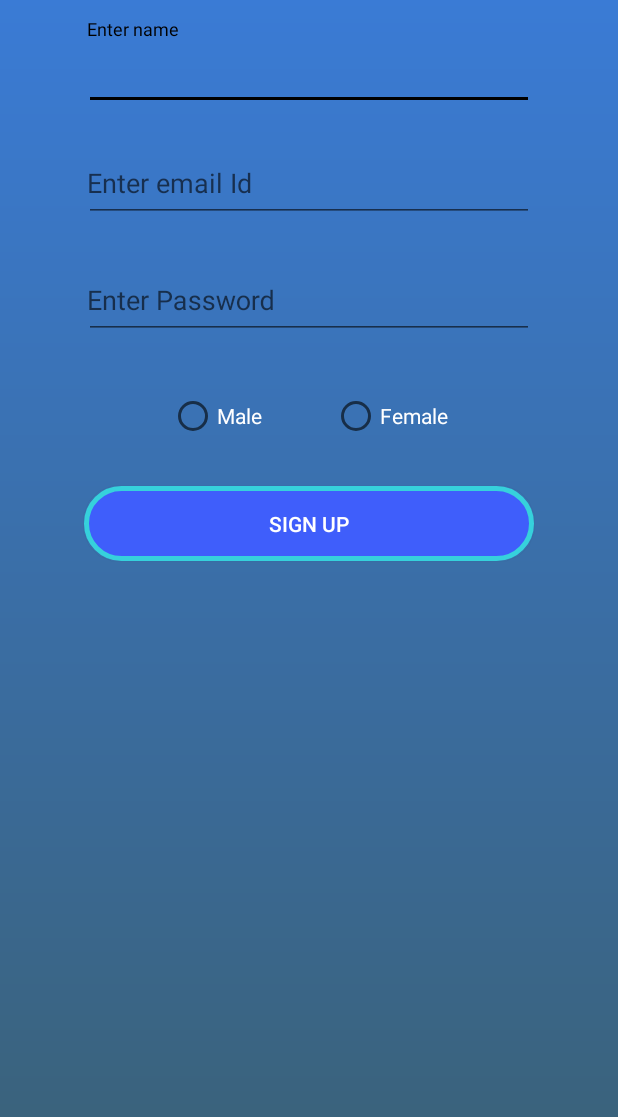
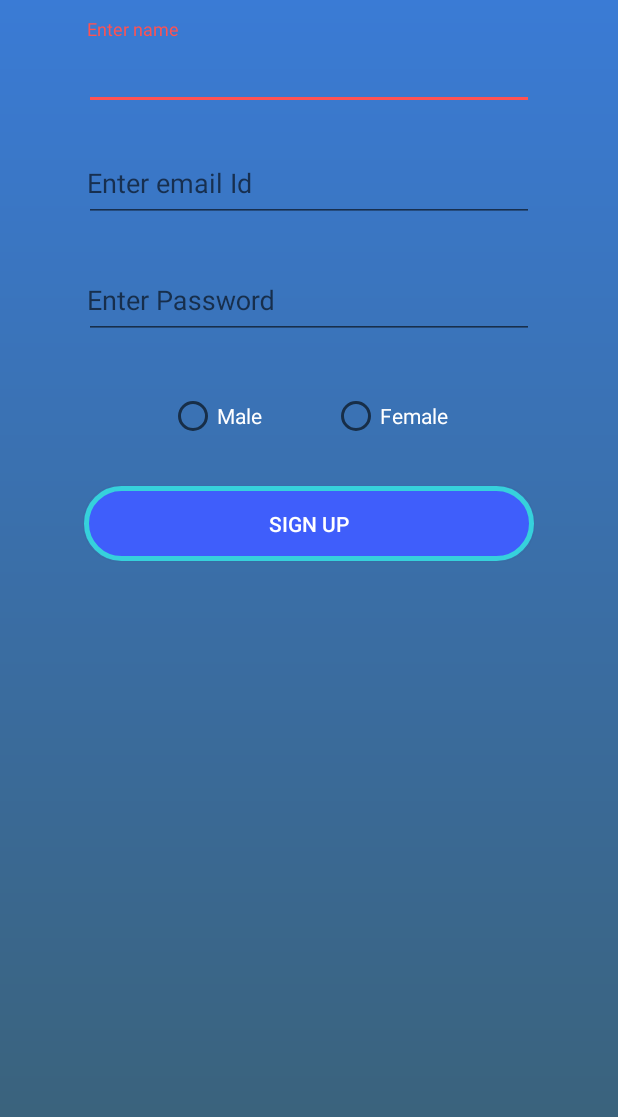
Before and after one commit to HUNTERWA/Astute15, an Android app: the SignUp screen opened directly, with no data from a screen before it, after a tap on "SIGN UP", on a phone screen of 412 x 824 dp. Shown: the top 1117 px of the screen. Run offline under Robolectric (Android 15) with nearby library versions, the phone set to English and light mode, and no system bars; our stand-ins replace Volley.

```diff
--- a/app/build.gradle
+++ b/app/build.gradle
@@ -6,8 +6,8 @@ android {
         applicationId "com.ats.rohit.astutes"
         minSdkVersion 21
         targetSdkVersion 27
-        versionCode 4
-        versionName "1.3"
+        versionCode 6
+        versionName "1.5"
         testInstrumentationRunner "android.support.test.runner.AndroidJUnitRunner"
     }
     buildTypes {
@@ -47,6 +47,7 @@ android {
 dependencies {
     implementation fileTree(dir: 'libs', include: ['*.jar'])
     implementation 'com.android.support:appcompat-v7:27.1.1'
+    //implementation 'com.android.support:design:27.1.1'
     implementation 'com.android.support.constraint:constraint-layout:1.1.0'
     testImplementation 'junit:junit:4.12'
     androidTestImplementation 'com.android.support.test:runner:1.0.2'
--- a/app/src/main/java/com/ats/rohit/astutes/SignUp.java
+++ b/app/src/main/java/com/ats/rohit/astutes/SignUp.java
@@ -34,7 +34,8 @@ public class SignUp extends AppCompatActivity
     EditText name,passowrd,email;
     Button button;
     RadioGroup radioGroup;
-    RadioButton radioButton;
+    RadioButton radioButtonMale;
+    RadioButton radioButtonFemale;
 
     @RequiresApi(api = Build.VERSION_CODES.M)
     @Override
@@ -48,15 +49,18 @@ public class SignUp extends AppCompatActivity
         email=findViewById(R.id.email);
         radioGroup=findViewById(R.id.radioGroup);
         button=findViewById(R.id.signUp);
+        radioButtonMale=findViewById(R.id.male);
+        radioButtonFemale=findViewById(R.id.female);
 
         button.setOnClickListener(new View.OnClickListener()
         {
             @Override
             public void onClick(View v)
             {
-                int check=radioGroup.getCheckedRadioButtonId();
-                radioButton=findViewById(check);
+                //int check=radioGroup.getCheckedRadioButtonId();
+                //radioButton=findViewById(check);
                 //Log.d("Selected radio button:=",""+radioButton.getText());
+
 
                 apiCalling();
             }
@@ -66,26 +70,35 @@ public class SignUp extends AppCompatActivity
 
     private void apiCalling()
     {
+        //final String gender = null;
+
         RequestQueue requestQueue=Volley.newRequestQueue(this);
         StringRequest stringRequest;
 
         //final String apiAdd="http://45.126.170.217:9000/RegisterUser/insert\n";
-        final String apiAdd="http://188.166.50.216:9000/RegisterUser/insert\n";
+        final String apiAdd="http://188.166.50.216:9000/RegisterUser/insert";
 
         final String authKey="";
+        String gen="";
 
         final String userName=name.getText().toString().trim();
         final String pass=passowrd.getText().toString().trim();
         final String emailId=email.getText().toString().trim();
-        final String gender= (String) radioButton.getText();
+        if(radioButtonMale.isChecked())
+        {
+           gen= (String) radioButtonMale.getText();
+            Log.d("Gender",gen);
+        }
+        else if (radioButtonFemale.isChecked())
+        {
+            gen= (String) radioButtonFemale.getText();
+            Log.d("Gender",gen);
+        }
+        final String gender=gen;
+        Log.d("genderIs",gender);
         final String type="N";
-        //Log.d("Gender",gender);
 
-        if (userName.length()==0||pass.length()==0||emailId.length()==0||gender.length()==0|| type.length()==0)
-        {
-            Toast.makeText(getApplicationContext(),"All fields are mandatory",Toast.LENGTH_SHORT).show();
-        }
-        else
+        if (userName.length()!=0&&pass.length()!=0&&emailId.length()!=0&&gender.length()!=0&&type.length()!=0)
             {
             stringRequest = new StringRequest(Request.Method.POST, apiAdd, new Response.Listener<String>()
             {
@@ -104,7 +117,7 @@ public class SignUp extends AppCompatActivity
                 @Override
                 public void onErrorResponse(VolleyError error)
                 {
-                    //Toast.makeText(getApplicationContext(),"Something went wrong",Toast.LENGTH_SHORT).show();
+                    Toast.makeText(getApplicationContext(),"Something went wrong",Toast.LENGTH_SHORT).show();
                     Log.d("Error is:=>", "" + error);
                 }
             })
@@ -124,5 +137,10 @@ public class SignUp extends AppCompatActivity
             };
             requestQueue.add(stringRequest);
         }
+
+            else
+            {
+            Toast.makeText(getApplicationContext(),"All fields are mandatory",Toast.LENGTH_SHORT).show();
+            }
     }
 }
--- a/app/src/main/res/layout/activity_for_paid_video.xml
+++ b/app/src/main/res/layout/activity_for_paid_video.xml
@@ -4,10 +4,10 @@
     xmlns:tools="http://schemas.android.com/tools"
     android:layout_width="match_parent"
     android:layout_height="match_parent"
-    android:background="@drawable/customground"
+    android:background="#ffffff"
     android:orientation="vertical"
     tools:context="com.ats.rohit.astutes.ForPaidVideo">
-
+    <!--@drawable/customground-->
     <com.google.android.youtube.player.YouTubePlayerView
         android:id="@+id/youTubePlayerView"
         android:layout_width="match_parent"
@@ -65,7 +65,7 @@
             android:layout_margin="7dp"
             android:shadowColor="@color/black"
             android:text="Two"
-            android:textColor="@color/white"
+            android:textColor="@color/lightGray"
             android:textColorHighlight="@color/white"
             app:layout_constraintEnd_toEndOf="parent"
             app:layout_constraintHorizontal_bias="0.501"
--- a/app/src/main/res/layout/activity_log_in.xml
+++ b/app/src/main/res/layout/activity_log_in.xml
@@ -26,7 +26,7 @@
             android:shadowColor="@color/black"
             android:textColor="@color/white"
             android:textColorHighlight="@color/white"
-            android:textColorHint="#D3D3D3"
+            android:textColorHint="#BDBDBD"
             android:padding="3dp"
             android:layout_gravity="center"/>
 
@@ -49,7 +49,7 @@
             android:textColor="@color/white"
             android:textColorHighlight="@color/white"
             android:layout_margin="5dp"
-            android:textColorHint="#D3D3D3"
+            android:textColorHint="#BDBDBD"
             android:padding="3dp"
             android:layout_gravity="center"/>
 
--- a/app/src/main/res/layout/activity_video_player.xml
+++ b/app/src/main/res/layout/activity_video_player.xml
@@ -5,8 +5,10 @@
     android:layout_width="match_parent"
     android:layout_height="match_parent"
     tools:context="com.ats.rohit.astutes.VideoPlayer"
-    android:background="@drawable/customground"
+    android:background="@color/white"
     android:orientation="vertical">
+    <!--@drawable/customground-->
+
 
     <com.google.android.youtube.player.YouTubePlayerView
         android:id="@+id/youTubePlayerView"
@@ -45,7 +47,7 @@
             android:layout_margin="7dp"
             android:shadowColor="@color/black"
             android:text="Two"
-            android:textColor="@color/white"
+            android:textColor="@color/lightGray"
             android:textColorHighlight="@color/white"
             app:layout_constraintEnd_toEndOf="parent"
             app:layout_constraintHorizontal_bias="0.501"
--- a/app/src/main/res/layout/customl.xml
+++ b/app/src/main/res/layout/customl.xml
@@ -7,7 +7,7 @@
     android:layout_margin="2dp"
     android:padding="1dp"
     app:cardCornerRadius="19dp"
-    app:cardBackgroundColor="#0072ff"
+    app:cardBackgroundColor="#4364F7"
     android:foreground="?selectableItemBackground">
 
     <LinearLayout
--- a/app/src/main/res/values/colors.xml
+++ b/app/src/main/res/values/colors.xml
@@ -2,11 +2,11 @@
 <resources>
     <color name="colorPrimary">#3F51B5</color>
     <color name="colorPrimaryDark">#303F9F</color>
-    <color name="colorAccent">#000000</color>
+    <color name="colorAccent">#FF5252</color>
     <color name="white">#ffffff</color>
     <color name="black">#000000</color>
     <color name="pink">#FFC0CB</color>
-    <color name="lightGray">#D3D3D3</color>
+    <color name="lightGray">#757575</color>
 
 
 </resources>
```
Also changed, not shown: app/src/main/java/com/ats/rohit/astutes/LogIn.java (+8 -5 lines), app/src/main/res/layout/activity_video_list.xml (+27 -15 lines), 1 other file.
